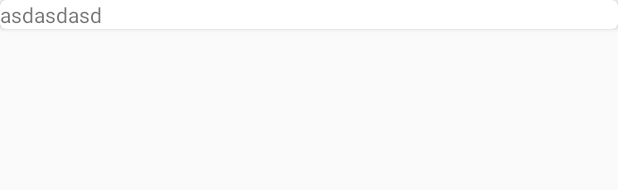
After one commit to taller-desarrollo-proyectos-2/como-hoy-app, an Android app: the layout restourant_completo.xml on its own in the app's theme, with its tools: preview values and no code run, on a phone screen of 412 x 824 dp. The commit adds this screen. Shown: the top 190 px of the screen. Run offline under Robolectric (Android 15) with nearby library versions, the phone set to English and light mode, and no system bars.

Commit message:
Uploading second layout
Uploading second layout

```diff
--- a/app/src/main/res/layout/restourant.xml
+++ b/app/src/main/res/layout/restourant.xml
@@ -55,14 +55,14 @@
                 android:gravity="right"
                 android:text="(2015)" />
         </LinearLayout>
-        <LinearLayout xmlns:android="http://schemas.android.com/apk/res/android"
+        <!--LinearLayout xmlns:android="http://schemas.android.com/apk/res/android"
             android:orientation="horizontal"
             android:layout_width="fill_parent"
             android:layout_height="wrap_content">
 
 
 
-        </LinearLayout>
+        </LinearLayout-->
         <LinearLayout xmlns:android="http://schemas.android.com/apk/res/android"
             android:orientation="horizontal"
             android:layout_width="fill_parent"
--- /dev/null
+++ b/app/src/main/res/layout/restourant_completo.xml
@@ -0,0 +1,19 @@
+<?xml version="1.0" encoding="utf-8"?>
+<LinearLayout xmlns:android="http://schemas.android.com/apk/res/android"
+android:orientation="vertical" android:layout_width="match_parent"
+android:layout_height="match_parent">
+    <!-- A CardView that contains a TextView -->
+    <android.support.v7.widget.CardView
+        xmlns:card_view="http://schemas.android.com/apk/res-auto"
+        android:id="@+id/card_view"
+        android:layout_width="match_parent"
+        android:layout_height="wrap_content"
+        card_view:cardCornerRadius="4dp">
+
+        <TextView
+            android:id="@+id/info_text"
+            android:layout_width="match_parent"
+            android:layout_height="match_parent"
+            android:text="asdasdasd"/>
+    </android.support.v7.widget.CardView>
+</LinearLayout>
```
